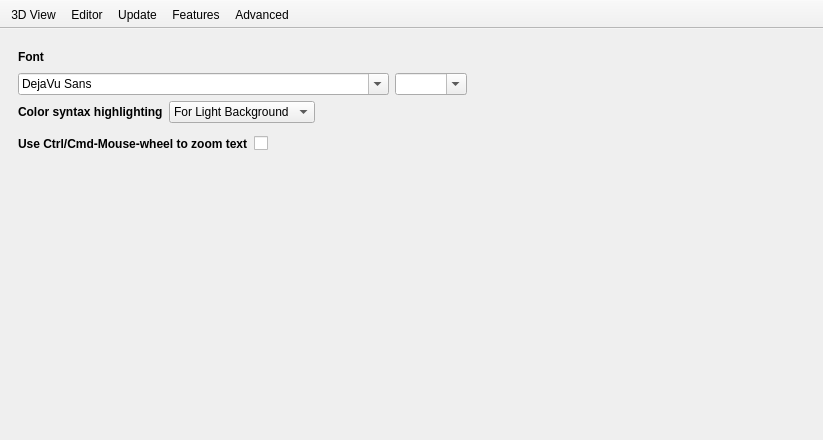
openscad/openscad, file src/Preferences.ui: the form before one commit.
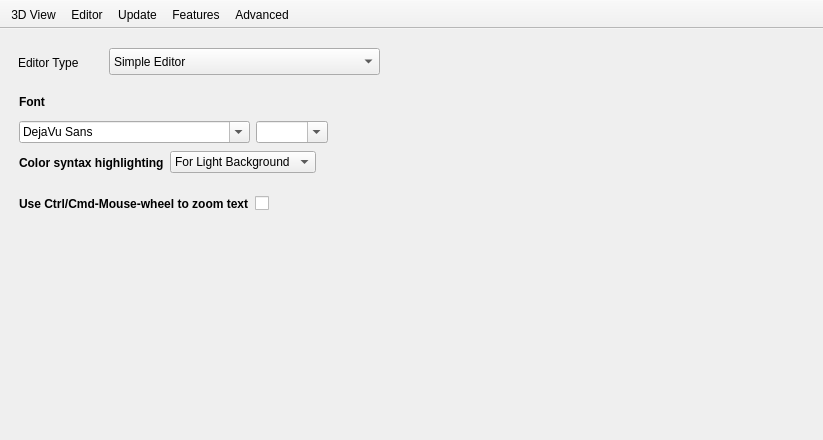
The form after the commit. The open tabs and pages were chosen to show the change. Icons and pictures are not drawn.

Commit message: runtime switching from simple editor to scintilla editor

What changed in the file:
```diff
--- a/src/Preferences.ui
+++ b/src/Preferences.ui
@@ -100,8 +100,48 @@
        </layout>
       </widget>
       <widget class="QWidget" name="pageEditor">
-       <layout class="QVBoxLayout" name="verticalLayout_5">
+       <widget class="QComboBox" name="editorType">
+        <property name="geometry">
+         <rect>
+          <x>100</x>
+          <y>10</y>
+          <width>271</width>
+          <height>27</height>
+         </rect>
+        </property>
         <item>
+         <property name="text">
+          <string>Simple Editor</string>
+         </property>
+        </item>
+        <item>
+         <property name="text">
+          <string>QScintilla Editor</string>
+         </property>
+        </item>
+       </widget>
+       <widget class="QLabel" name="label_12">
+        <property name="geometry">
+         <rect>
+          <x>9</x>
+          <y>9</y>
+          <width>81</width>
+          <height>31</height>
+         </rect>
+        </property>
+        <property name="text">
+         <string>Editor Type</string>
+        </property>
+       </widget>
+       <widget class="QWidget" name="">
+        <property name="geometry">
+         <rect>
+          <x>10</x>
+          <y>50</y>
+          <width>352</width>
+          <height>55</height>
+         </rect>
+        </property>
          <layout class="QGridLayout" name="gridLayout">
           <item row="0" column="0">
            <widget class="QLabel" name="label_3">
@@ -163,8 +203,16 @@
            </spacer>
           </item>
          </layout>
-        </item>
-        <item>
+       </widget>
+       <widget class="QWidget" name="">
+        <property name="geometry">
+         <rect>
+          <x>10</x>
+          <y>110</y>
+          <width>400</width>
+          <height>29</height>
+         </rect>
+        </property>
          <layout class="QHBoxLayout" name="syntaxHighlightLayout">
           <property name="bottomMargin">
            <number>0</number>
@@ -224,8 +272,16 @@
            </spacer>
           </item>
          </layout>
-        </item>
-        <item>
+       </widget>
+       <widget class="QWidget" name="">
+        <property name="geometry">
+         <rect>
+          <x>10</x>
+          <y>150</y>
+          <width>365</width>
+          <height>27</height>
+         </rect>
+        </property>
          <layout class="QHBoxLayout" name="mouseWheelZoomLayout">
           <property name="topMargin">
            <number>5</number>
@@ -264,21 +320,7 @@
            </spacer>
           </item>
          </layout>
-        </item>
-        <item>
-         <spacer name="verticalSpacer_4">
-          <property name="orientation">
-           <enum>Qt::Vertical</enum>
-          </property>
-          <property name="sizeHint" stdset="0">
-           <size>
-            <width>20</width>
-            <height>77</height>
-           </size>
-          </property>
-         </spacer>
-        </item>
-       </layout>
+       </widget>
       </widget>
       <widget class="QWidget" name="pageUpdate">
        <layout class="QVBoxLayout" name="verticalLayout_16">
```
Left out of the diff: 15 changed lines with no effect on the pictures. Lines whose indentation alone changed are shown as unchanged. The commit also changes 4 other files.
